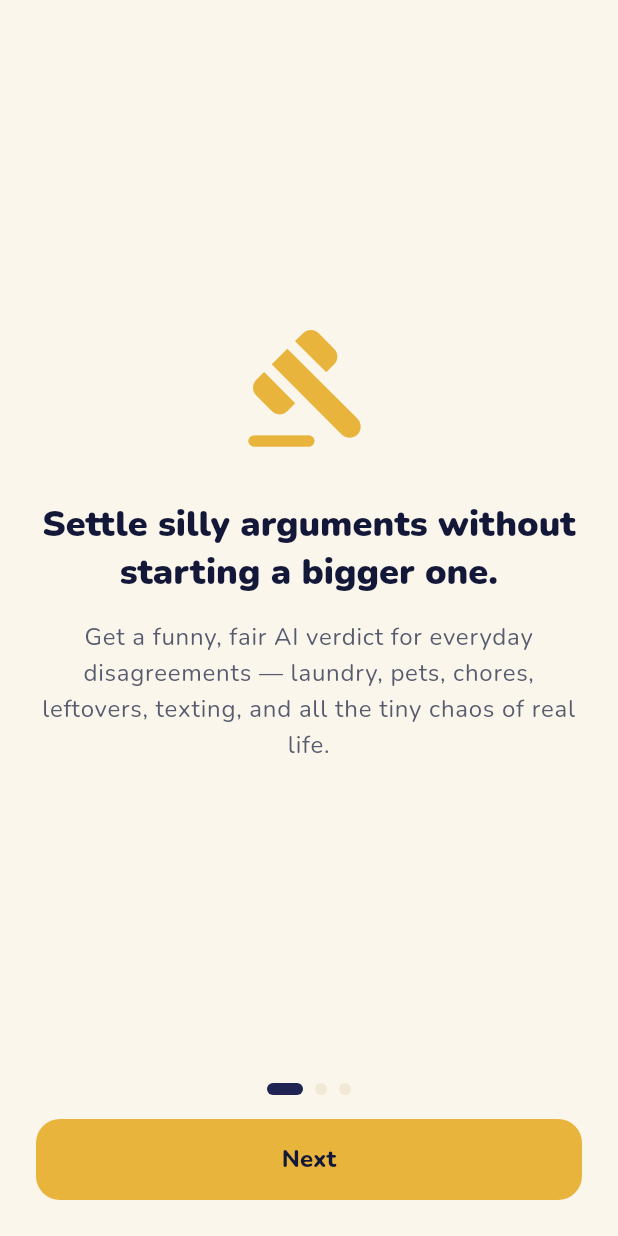
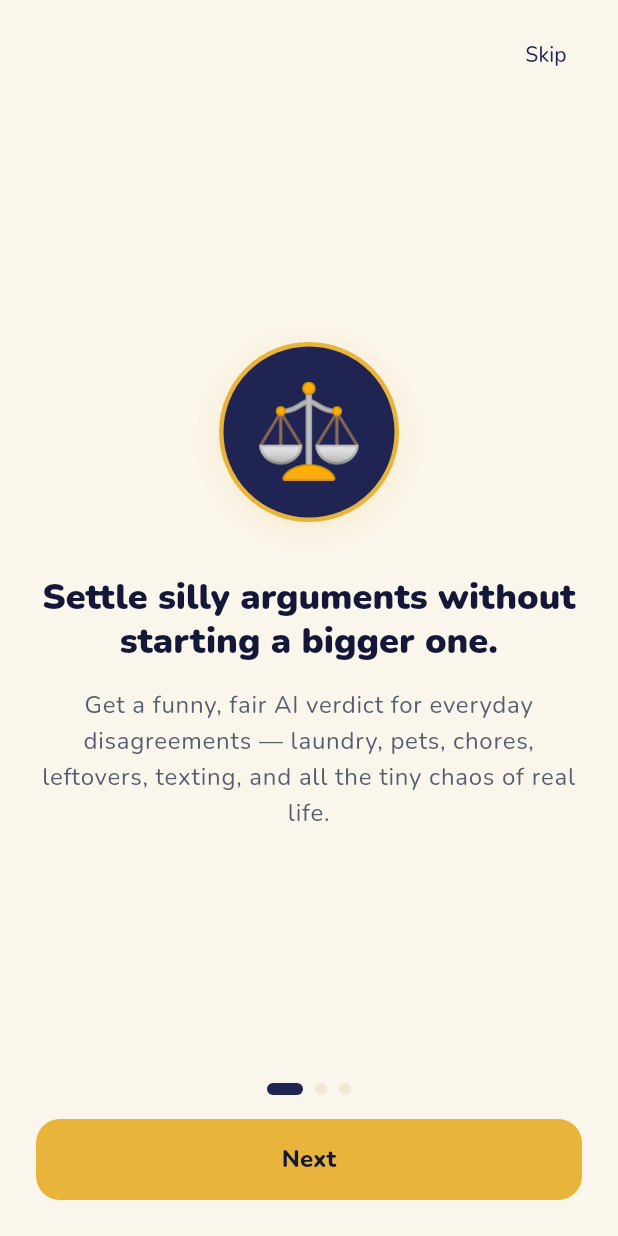
Before and after one commit to cryptochris8/settle-this, a Flutter app: the screen it shows after launch, on a phone screen of 412 x 824 dp. Run offline on Flutter 3.47's test engine with Material 3 defaults, Android fonts, the phone set to English and light mode, and no system bars; our stand-ins replace cloud_firestore, cloud_functions, firebase_analytics, firebase_auth, firebase_core, firebase_crashlytics and 5 more; missing offline and left inert: purchases_flutter; accounts and stored records are empty.

Commit message:
ui(onboarding): JudgePip hosts each page + Skip + warmer final CTA
Onboarding pages were three generic Material icons (gavel, balance,
shield) with text. Now each page is hosted by Pip — same character that
introduces the user becomes the brand voice through the rest of the app.

Per-page Pip mode mirrors emotional content:
- Page 1 ("Settle silly arguments") → Pip Triumphant. Welcoming hero.
- Page 2 ("A referee, not a therapist") → Pip Triumphant. Still hero,
  referee energy.
- Page 3 ("Some things deserve real help") → Pip Listening (quiet).
  Calmer pose for the serious-topics page.

Pip size bumped to 120px so it owns the page. When the commissioned
art lands (JudgePip.kArtReady=true), every onboarding page picks up
the illustration with no further changes.

Also:
- Added a Skip button (top-right) for users who don't want to read
  three pages. Marks onboarding complete via the same path as Next-
  through-final.
- Final-page CTA changed from "Continue" to "Let's settle something" —
  matches the home CTA copy and lands the user with momentum.

Co-Authored-By: Claude Opus 4.7 (1M context) <noreply@anthropic.com>

```diff
--- a/settle_this/lib/features/onboarding/presentation/onboarding_screen.dart
+++ b/settle_this/lib/features/onboarding/presentation/onboarding_screen.dart
@@ -2,37 +2,39 @@ import 'package:flutter/material.dart';
 import 'package:flutter_riverpod/flutter_riverpod.dart';
 
 import '../../../app/theme.dart';
+import '../../../shared/widgets/judge_pip.dart';
 import '../data/onboarding_repository.dart';
 
 class _OnboardingPage {
   const _OnboardingPage({
     required this.title,
     required this.body,
-    required this.icon,
+    this.quiet = false,
   });
 
   final String title;
   final String body;
-  final IconData icon;
+
+  /// When true, render the calmer Pip Listening variant — used for the
+  /// "serious topics" page so the energy matches the message.
+  final bool quiet;
 }
 
 const List<_OnboardingPage> _pages = [
   _OnboardingPage(
-    icon: Icons.gavel_rounded,
     title: 'Settle silly arguments without starting a bigger one.',
     body:
         'Get a funny, fair AI verdict for everyday disagreements — laundry, '
         'pets, chores, leftovers, texting, and all the tiny chaos of real life.',
   ),
   _OnboardingPage(
-    icon: Icons.balance,
     title: 'A referee, not a therapist.',
     body:
         'Settle This is for low-stakes everyday disagreements. It gives '
         'perspective, a practical next step, and a little humor.',
   ),
   _OnboardingPage(
-    icon: Icons.shield_moon_outlined,
+    quiet: true,
     title: 'Some things deserve real help.',
     body:
         'This app does not provide therapy, legal, medical, emergency, or '
@@ -71,6 +73,10 @@ class _OnboardingScreenState extends ConsumerState<OnboardingScreen> {
     );
   }
 
+  Future<void> _skip() async {
+    await ref.read(onboardingProvider.notifier).completeOnboarding();
+  }
+
   @override
   Widget build(BuildContext context) {
     final theme = Theme.of(context);
@@ -78,6 +84,16 @@ class _OnboardingScreenState extends ConsumerState<OnboardingScreen> {
       body: SafeArea(
         child: Column(
           children: [
+            Align(
+              alignment: Alignment.centerRight,
+              child: Padding(
+                padding: const EdgeInsets.fromLTRB(16, 12, 16, 0),
+                child: TextButton(
+                  onPressed: _skip,
+                  child: const Text('Skip'),
+                ),
+              ),
+            ),
             Expanded(
               child: PageView.builder(
                 controller: _controller,
@@ -91,18 +107,15 @@ class _OnboardingScreenState extends ConsumerState<OnboardingScreen> {
                       mainAxisAlignment: MainAxisAlignment.center,
                       crossAxisAlignment: CrossAxisAlignment.stretch,
                       children: [
-                        Icon(
-                          page.icon,
-                          size: 88,
-                          color: SettleThisColors.gavelGold,
-                        ),
-                        const SizedBox(height: 32),
+                        Center(child: JudgePip(size: 120, quiet: page.quiet)),
+                        const SizedBox(height: 36),
                         Text(
                           page.title,
                           textAlign: TextAlign.center,
                           style: theme.textTheme.headlineSmall?.copyWith(
                             fontWeight: FontWeight.w900,
                             color: SettleThisColors.navyDeep,
+                            height: 1.2,
                           ),
                         ),
                         const SizedBox(height: 16),
@@ -128,7 +141,7 @@ class _OnboardingScreenState extends ConsumerState<OnboardingScreen> {
                 width: double.infinity,
                 child: FilledButton(
                   onPressed: _next,
-                  child: Text(_isLastPage ? 'Continue' : 'Next'),
+                  child: Text(_isLastPage ? "Let's settle something" : 'Next'),
                 ),
               ),
             ),
```
